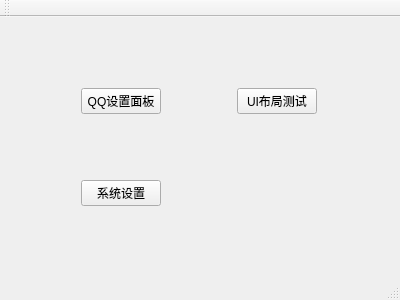
Above: mainwindow.ui from h-xc/untitled before the change. Below: the same form after it.
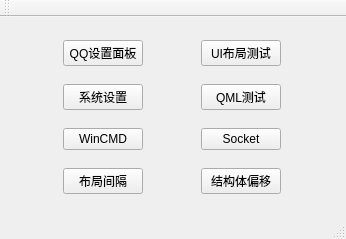
That is the form after the change.

What changed in the file:
```diff
--- a/mainwindow.ui
+++ b/mainwindow.ui
@@ -6,8 +6,8 @@
    <rect>
     <x>0</x>
     <y>0</y>
-    <width>400</width>
-    <height>300</height>
+    <width>346</width>
+    <height>239</height>
    </rect>
   </property>
   <property name="windowTitle">
@@ -15,19 +15,6 @@
   </property>
   <widget class="QWidget" name="centralWidget">
    <layout class="QGridLayout" name="gridLayout">
-    <item row="0" column="1">
-     <widget class="QPushButton" name="LayoutTest">
-      <property name="sizePolicy">
-       <sizepolicy hsizetype="Fixed" vsizetype="Fixed">
-        <horstretch>0</horstretch>
-        <verstretch>0</verstretch>
-       </sizepolicy>
-      </property>
-      <property name="text">
-       <string>UI布局测试</string>
-      </property>
-     </widget>
-    </item>
     <item row="0" column="0">
      <widget class="QPushButton" name="qqSetUp">
       <property name="sizePolicy">
@@ -41,6 +28,26 @@
       </property>
      </widget>
     </item>
+    <item row="2" column="0">
+     <widget class="QPushButton" name="WinCMD">
+      <property name="text">
+       <string>WinCMD</string>
+      </property>
+     </widget>
+    </item>
+    <item row="0" column="1">
+     <widget class="QPushButton" name="LayoutTest">
+      <property name="sizePolicy">
+       <sizepolicy hsizetype="Fixed" vsizetype="Fixed">
+        <horstretch>0</horstretch>
+        <verstretch>0</verstretch>
+       </sizepolicy>
+      </property>
+      <property name="text">
+       <string>UI布局测试</string>
+      </property>
+     </widget>
+    </item>
     <item row="1" column="0">
      <widget class="QPushButton" name="sysSet">
       <property name="text">
@@ -48,6 +55,34 @@
       </property>
      </widget>
     </item>
+    <item row="2" column="1">
+     <widget class="QPushButton" name="Socket">
+      <property name="text">
+       <string>Socket</string>
+      </property>
+     </widget>
+    </item>
+    <item row="1" column="1">
+     <widget class="QPushButton" name="QMLSet">
+      <property name="text">
+       <string>QML测试</string>
+      </property>
+     </widget>
+    </item>
+    <item row="3" column="0">
+     <widget class="QPushButton" name="layoutForm">
+      <property name="text">
+       <string>布局间隔</string>
+      </property>
+     </widget>
+    </item>
+    <item row="3" column="1">
+     <widget class="QPushButton" name="pushButton">
+      <property name="text">
+       <string>结构体偏移</string>
+      </property>
+     </widget>
+    </item>
    </layout>
   </widget>
   <widget class="QMenuBar" name="menuBar">
@@ -55,7 +90,7 @@
     <rect>
      <x>0</x>
      <y>0</y>
-     <width>400</width>
+     <width>346</width>
      <height>26</height>
     </rect>
    </property>
```
